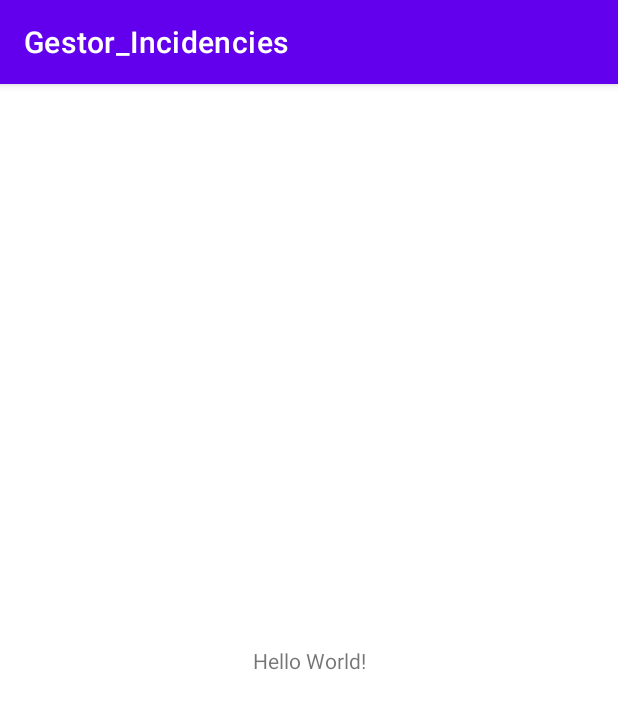
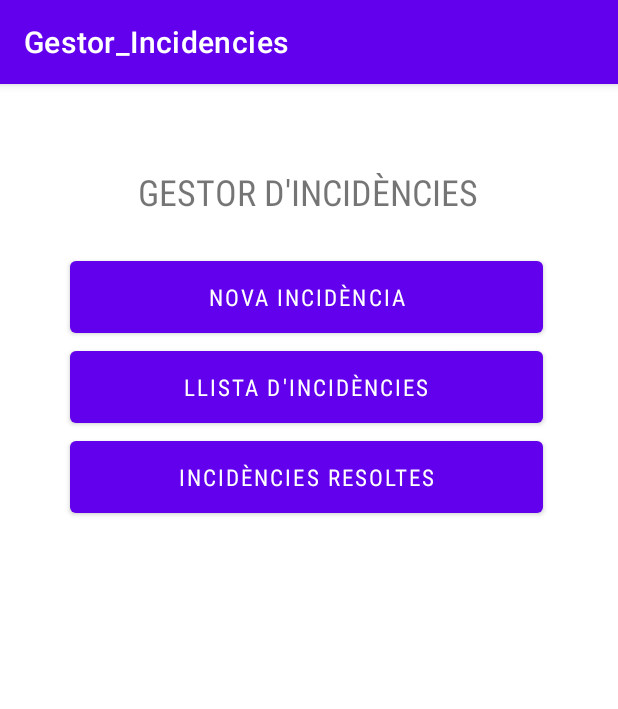
Before and after one commit to GuillemBSK/Gestor_Incidencies, an Android app: the screen it shows after launch (MainActivity), on a phone screen of 412 x 824 dp. Shown: the top 709 px of the screen. Run offline under Robolectric (Android 15) with nearby library versions, the phone set to English and light mode, and no system bars.

Commit message:
Interfície gràfica.

```diff
--- a/app/src/main/res/layout/activity_main.xml
+++ b/app/src/main/res/layout/activity_main.xml
@@ -6,13 +6,57 @@
     android:layout_height="match_parent"
     tools:context=".MainActivity">
 
-    <TextView
-        android:layout_width="wrap_content"
-        android:layout_height="wrap_content"
-        android:text="Hello World!"
-        app:layout_constraintBottom_toBottomOf="parent"
-        app:layout_constraintEnd_toEndOf="parent"
-        app:layout_constraintStart_toStartOf="parent"
-        app:layout_constraintTop_toTopOf="parent" />
+    <LinearLayout
+        android:layout_width="409dp"
+        android:layout_height="729dp"
+        android:orientation="vertical"
+        tools:layout_editor_absoluteX="1dp"
+        tools:layout_editor_absoluteY="1dp">
 
+        <Space
+            android:layout_width="match_parent"
+            android:layout_height="55dp" />
+
+        <TextView
+            android:id="@+id/textView"
+            android:layout_width="match_parent"
+            android:layout_height="wrap_content"
+            android:layout_gravity="center|center_vertical"
+            android:fontFamily="sans-serif-condensed"
+            android:text="GESTOR D'INCIDÈNCIES"
+            android:textAlignment="center"
+            android:textSize="24sp" />
+
+        <Space
+            android:layout_width="match_parent"
+            android:layout_height="24dp" />
+
+        <Button
+            android:id="@+id/button"
+            android:layout_width="315dp"
+            android:layout_height="60dp"
+            android:layout_gravity="center|center_vertical"
+            android:fontFamily="sans-serif-condensed"
+            android:text="Nova incidència"
+            android:textAlignment="center"
+            android:textSize="15dp" />
+
+        <Button
+            android:id="@+id/button2"
+            android:layout_width="315dp"
+            android:layout_height="60dp"
+            android:layout_gravity="center|center_vertical"
+            android:fontFamily="sans-serif-condensed"
+            android:text="Llista d'incidències"
+            android:textSize="15dp" />
+
+        <Button
+            android:id="@+id/button3"
+            android:layout_width="315dp"
+            android:layout_height="60dp"
+            android:layout_gravity="center|center_vertical"
+            android:fontFamily="sans-serif-condensed"
+            android:text="Incidències resoltes"
+            android:textSize="15dp" />
+    </LinearLayout>
 </androidx.constraintlayout.widget.ConstraintLayout>
```
Also changed, not shown: app/src/main/res/layout/nova_incidencia.xml (added, +71 -0 lines).
